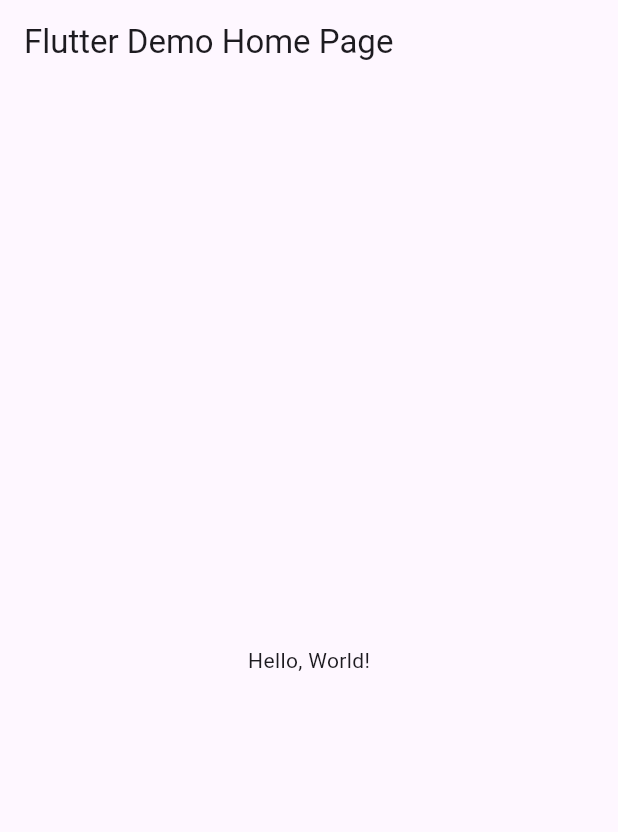
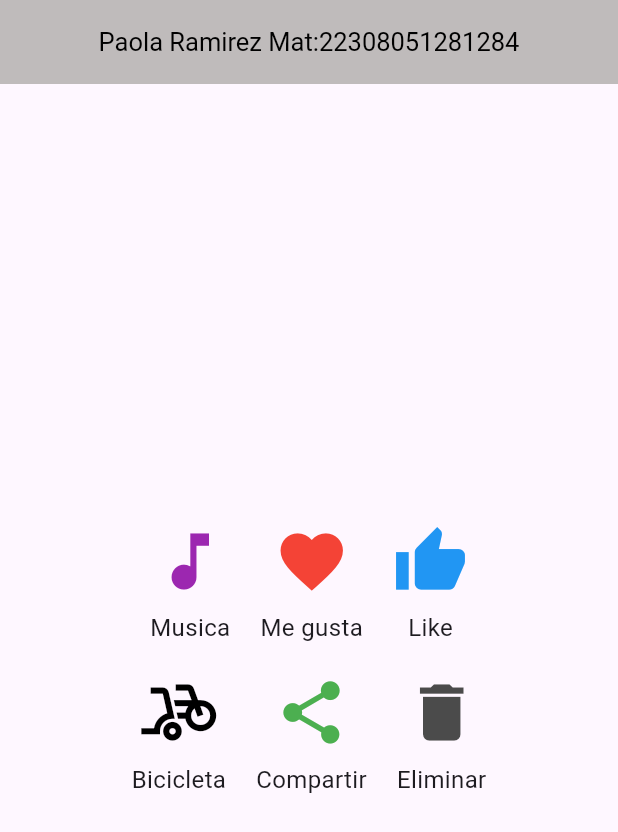
Before and after one commit to Paola-ramirez128/p9_v2_iconos, a Flutter app: the screen it shows after launch, on a phone screen of 412 x 824 dp. Shown: the top 832 px of the screen. Run offline on Flutter 3.47's test engine with Material 3 defaults, Android fonts, the phone set to English and light mode, and no system bars.

Commit message:
Paola Ramirez

```diff
--- a/lib/main.dart
+++ b/lib/main.dart
@@ -1,43 +1,96 @@
 import 'package:flutter/material.dart';
 
-void main() => runApp(MyApp());
+void main() => runApp(MisIconos());
 
-class MyApp extends StatelessWidget {
-  const MyApp({super.key});
-  // This widget is the root of your application.
+class MisIconos extends StatelessWidget {
+  const MisIconos({Key? key}) : super(key: key);
+
   @override
   Widget build(BuildContext context) {
     return MaterialApp(
-      // Application name
-      title: 'Flutter Hello World',
-      // Application theme data, you can set the colors for the application as
-      // you want
-      theme: ThemeData(
-        // useMaterial3: false,
-        primarySwatch: Colors.blue,
-      ),
-      // A widget which will be started on application startup
-      home: MyHomePage(title: 'Flutter Demo Home Page'),
-    );
-  }
-}
-
-class MyHomePage extends StatelessWidget {
-  final String title;
-  const MyHomePage({super.key, required this.title});
-
-  @override
-  Widget build(BuildContext context) {
-    return Scaffold(
-      appBar: AppBar(
-        // The title text which will be shown on the action bar
-        title: Text(title),
-      ),
-      body: Center(
-        child: Text(
-          'Hello, World!',
+      debugShowCheckedModeBanner: false,
+      home: Scaffold(
+        appBar: AppBar(
+          title: const Text("Paola Ramirez Mat:22308051281284"),
+          titleTextStyle: const TextStyle(color: Colors.black, fontSize: 17),
+          centerTitle: true,
+          backgroundColor: const Color(0xffbfbbbb),
+        ),
+        body: Center(
+          child: Column(
+            mainAxisAlignment:
+                MainAxisAlignment.center, // Centra el contenido verticalmente
+            children: <Widget>[
+              // Primera fila de iconos
+              Row(
+                mainAxisAlignment:
+                    MainAxisAlignment.center, // Centra los iconos en la fila
+                children: <Widget>[
+                  IconWithSubtitle(
+                      icon: Icons.music_note,
+                      subtitle: 'Musica',
+                      color: Colors.purple),
+                  SizedBox(width: 20), // Espacio entre los iconos
+                  IconWithSubtitle(
+                      icon: Icons.favorite,
+                      subtitle: 'Me gusta',
+                      color: Colors.red),
+                  SizedBox(width: 20), // Espacio entre los iconos
+                  IconWithSubtitle(
+                      icon: Icons.thumb_up,
+                      subtitle: 'Like',
+                      color: Colors.blue),
+                ],
+              ),
+              SizedBox(height: 20), // Espacio entre las filas
+              // Segunda fila de iconos
+              Row(
+                mainAxisAlignment:
+                    MainAxisAlignment.center, // Centra los iconos en la fila
+                children: <Widget>[
+                  IconWithSubtitle(
+                      icon: Icons.bike_scooter,
+                      subtitle: 'Bicicleta',
+                      color: Color(0xff000000)),
+                  SizedBox(width: 20), // Espacio entre los iconos
+                  IconWithSubtitle(
+                      icon: Icons.share,
+                      subtitle: 'Compartir',
+                      color: Colors.green),
+                  SizedBox(width: 20), // Espacio entre los iconos
+                  IconWithSubtitle(
+                      icon: Icons.delete,
+                      subtitle: 'Eliminar',
+                      color: Color(0xff4b4b4b)),
+                ],
+              ),
+            ],
+          ),
         ),
       ),
     );
   }
+} // fin clase Mis Iconos
+
+class IconWithSubtitle extends StatelessWidget {
+  final IconData icon;
+  final String subtitle;
+  final Color color;
+
+  const IconWithSubtitle({
+    required this.icon,
+    required this.subtitle,
+    required this.color,
+  });
+
+  @override
+  Widget build(BuildContext context) {
+    return Column(
+      children: <Widget>[
+        Icon(icon, size: 50.0, color: color), // Icono con color personalizado
+        SizedBox(height: 8), // Espacio entre el icono y el subtítulo
+        Text(subtitle, style: TextStyle(fontSize: 16)), // Subtítulo
+      ],
+    );
+  }
 }
```
Also changed, not shown: iconos_v2.PNG (added).
